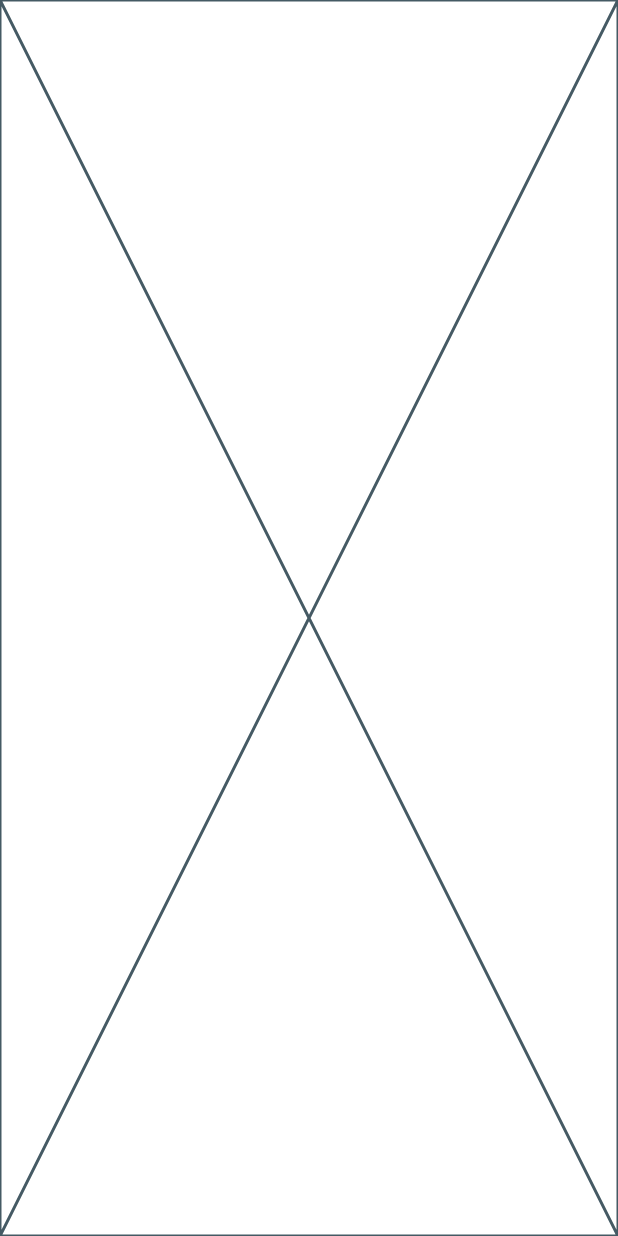
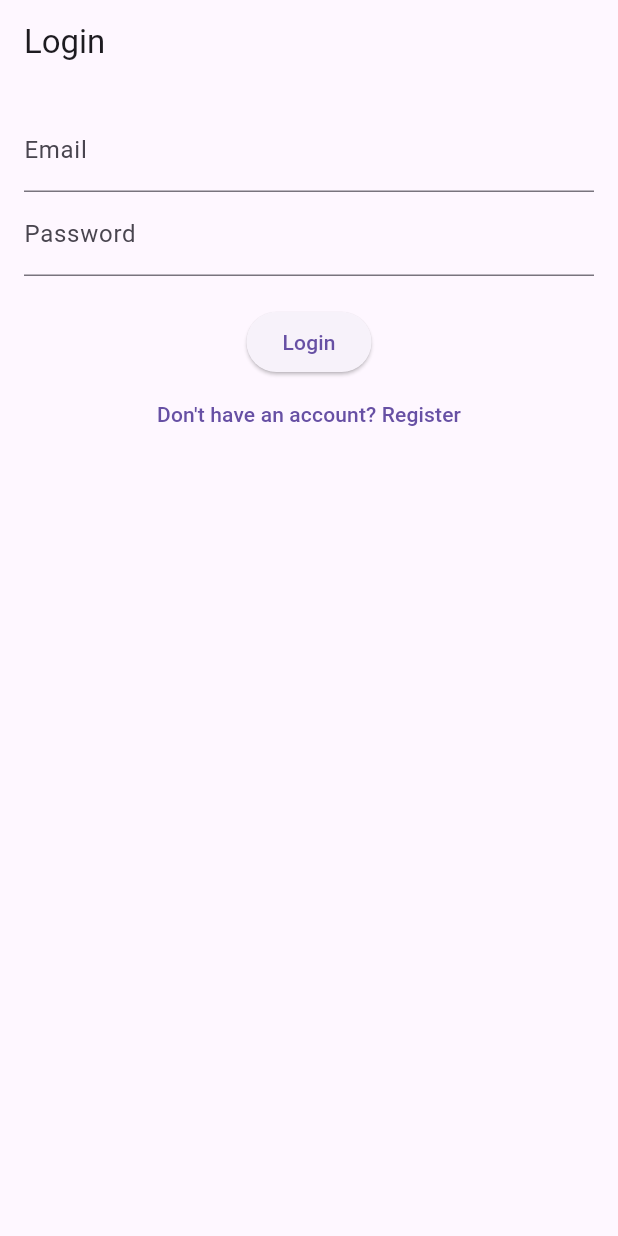
Before and after one commit to DavidSovan/e_commerce_app, a Flutter app: the screen it shows after launch, on a phone screen of 412 x 824 dp. Run offline on Flutter 3.47's test engine with Material 3 defaults, Android fonts, the phone set to English and light mode, and no system bars; our stand-ins replace firebase_auth, firebase_core; accounts and stored records are empty.

Commit message:
Resolved merge conflicts

```diff
--- /dev/null
+++ b/devtools_options.yaml
@@ -0,0 +1,3 @@
+description: This file stores settings for Dart & Flutter DevTools.
+documentation: https://docs.flutter.dev/tools/devtools/extensions#configure-extension-enablement-states
+extensions:
--- /dev/null
+++ b/lib/auth/auth_wrapper.dart
@@ -0,0 +1,25 @@
+import 'package:flutter/material.dart';
+import 'package:firebase_auth/firebase_auth.dart';
+import '../screens/home_screen.dart';
+import '../screens/login_screen.dart';
+
+class AuthWrapper extends StatelessWidget {
+  const AuthWrapper({super.key});
+
+  @override
+  Widget build(BuildContext context) {
+    return StreamBuilder<User?>(
+      stream: FirebaseAuth.instance.authStateChanges(),
+      builder: (context, snapshot) {
+        if (snapshot.connectionState == ConnectionState.waiting) {
+          return const Scaffold(
+              body: Center(child: CircularProgressIndicator()));
+        } else if (snapshot.hasData) {
+          return HomeScreen();
+        } else {
+          return LoginScreen();
+        }
+      },
+    );
+  }
+}
--- a/lib/main.dart
+++ b/lib/main.dart
@@ -1,7 +1,15 @@
 import 'package:flutter/material.dart';
-import 'screens/home_screens.dart';
+import 'package:firebase_core/firebase_core.dart';
+import 'auth/auth_wrapper.dart';
+import 'firebase_options.dart';
+import 'screens/login_screen.dart';
+import 'screens/register_screen.dart';
 
-void main() {
+void main() async {
+  WidgetsFlutterBinding.ensureInitialized();
+  await Firebase.initializeApp(
+    options: DefaultFirebaseOptions.currentPlatform,
+  );
   runApp(MyApp());
 }
 
@@ -9,16 +17,13 @@ class MyApp extends StatelessWidget {
   @override
   Widget build(BuildContext context) {
     return MaterialApp(
-      title: 'Flutter Demo',
-      theme: ThemeData(
-<<<<<<< HEAD
-        primarySwatch: Colors.blue,
-=======
-        colorScheme: ColorScheme.fromSeed(seedColor: Colors.deepPurple),
-        useMaterial3: true,
->>>>>>> 4513ef533d6d6c31cf2430d11b7299f662d71114
-      ),
-      home: MyHomepage(),
+      title: 'E-Commerce App',
+      initialRoute: '/',
+      routes: {
+        '/': (context) => AuthWrapper(),
+        '/login': (context) => LoginScreen(),
+        '/register': (context) => RegisterScreen(),
+      },
     );
   }
 }
--- a/lib/screens/home_screens.dart
+++ /dev/null
@@ -1,10 +0,0 @@
-import 'package:flutter/material.dart';
-
-class MyHomepage extends StatelessWidget {
-  const MyHomepage({super.key});
-
-  @override
-  Widget build(BuildContext context) {
-    return const Placeholder();
-  }
-}
--- /dev/null
+++ b/lib/screens/login_screen.dart
@@ -0,0 +1,54 @@
+import 'package:flutter/material.dart';
+import 'package:firebase_auth/firebase_auth.dart';
+
+class LoginScreen extends StatefulWidget {
+  const LoginScreen({super.key});
+
+  @override
+  _LoginScreenState createState() => _LoginScreenState();
+}
+
+class _LoginScreenState extends State<LoginScreen> {
+  final TextEditingController emailController = TextEditingController();
+  final TextEditingController passwordController = TextEditingController();
+
+  void login() async {
+    try {
+      await FirebaseAuth.instance.signInWithEmailAndPassword(
+        email: emailController.text.trim(),
+        password: passwordController.text.trim(),
+      );
+    } catch (e) {
+      ScaffoldMessenger.of(context).showSnackBar(SnackBar(
+        content: Text('Login failed: $e'),
+      ));
+    }
+  }
+
+  @override
+  Widget build(BuildContext context) {
+    return Scaffold(
+      appBar: AppBar(title: const Text('Login')),
+      body: Padding(
+        padding: const EdgeInsets.all(16.0),
+        child: Column(
+          children: [
+            TextField(
+                controller: emailController,
+                decoration: InputDecoration(labelText: 'Email')),
+            TextField(
+                controller: passwordController,
+                decoration: InputDecoration(labelText: 'Password'),
+                obscureText: true),
+            SizedBox(height: 20),
+            ElevatedButton(onPressed: login, child: Text('Login')),
+            TextButton(
+              onPressed: () => Navigator.pushNamed(context, '/register'),
+              child: Text('Don\'t have an account? Register'),
+            ),
+          ],
+        ),
+      ),
+    );
+  }
+}
--- /dev/null
+++ b/lib/screens/register_screen.dart
@@ -0,0 +1,49 @@
+import 'package:flutter/material.dart';
+import 'package:firebase_auth/firebase_auth.dart';
+
+class RegisterScreen extends StatefulWidget {
+  @override
+  _RegisterScreenState createState() => _RegisterScreenState();
+}
+
+class _RegisterScreenState extends State<RegisterScreen> {
+  final TextEditingController emailController = TextEditingController();
+  final TextEditingController passwordController = TextEditingController();
+
+  void register() async {
+    try {
+      await FirebaseAuth.instance.createUserWithEmailAndPassword(
+        email: emailController.text.trim(),
+        password: passwordController.text.trim(),
+      );
+      Navigator.pop(context); // Go back to login after successful registration
+    } catch (e) {
+      ScaffoldMessenger.of(context).showSnackBar(SnackBar(
+        content: Text('Registration failed: $e'),
+      ));
+    }
+  }
+
+  @override
+  Widget build(BuildContext context) {
+    return Scaffold(
+      appBar: AppBar(title: Text('Register')),
+      body: Padding(
+        padding: const EdgeInsets.all(16.0),
+        child: Column(
+          children: [
+            TextField(
+                controller: emailController,
+                decoration: InputDecoration(labelText: 'Email')),
+            TextField(
+                controller: passwordController,
+                decoration: InputDecoration(labelText: 'Password'),
+                obscureText: true),
+            SizedBox(height: 20),
+            ElevatedButton(onPressed: register, child: Text('Register')),
+          ],
+        ),
+      ),
+    );
+  }
+}
--- a/pubspec.yaml
+++ b/pubspec.yaml
@@ -31,8 +31,9 @@ dependencies:
   flutter:
     sdk: flutter
   provider: ^6.0.5
-  firebase_core: ^2.13.0
+  firebase_core: ^2.14.0
   firebase_auth: ^4.6.1
+  firebase_auth_web: ^5.8.13
   hive: ^2.2.3
   hive_flutter: ^1.1.0
   dio: ^5.0.0
```
Also changed, not shown: lib/screens/home_screen.dart (added, +24 -0 lines), firebase.json (added), lib/firebase_options.dart (added), pubspec.lock, 5 other files.
